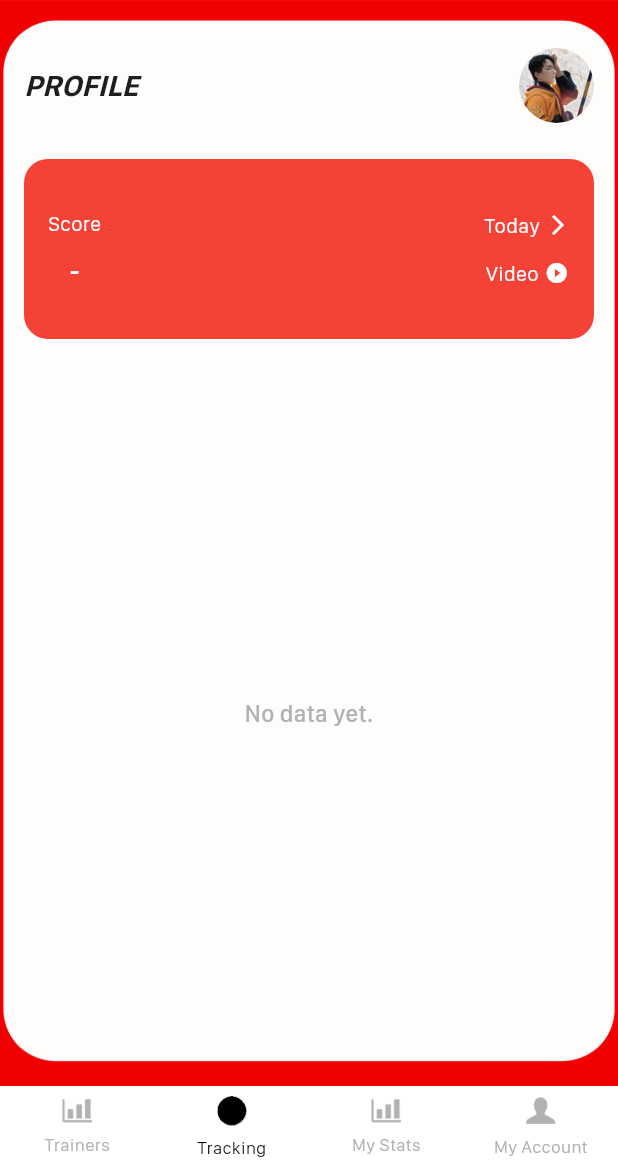
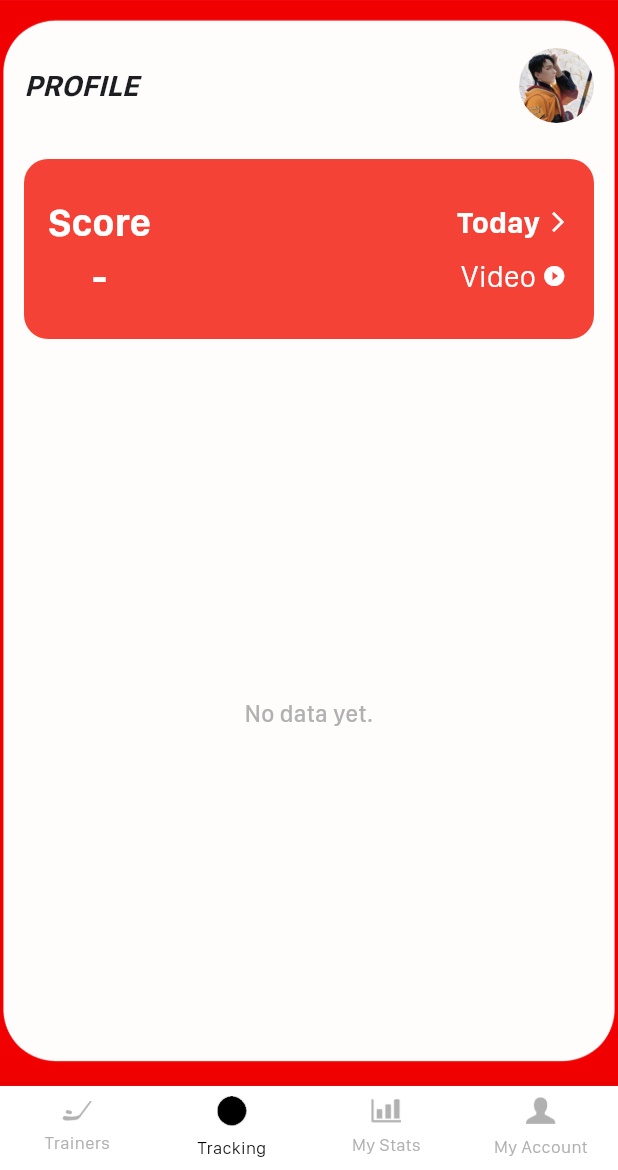
Before and after one commit to TengTeNJ/digitalshoots, a Flutter app: the screen it shows after launch, item 2 of the bottom bar chosen, on a phone screen of 412 x 824 dp, the part 66-1236 px from its top. Run offline on Flutter 3.47's test engine with Material 3 defaults, Android fonts, the phone set to English and light mode, and no system bars; our stand-ins replace camera, date_format, flutter_easyloading, get_it, image_cropper, image_picker and 6 more; missing offline and left inert: device_screen_recorder, flutter_reactive_ble; accounts and stored records are empty.

Commit message:
UI优化

```diff
--- a/lib/controllers/trainers/battle_controller.dart
+++ b/lib/controllers/trainers/battle_controller.dart
@@ -263,6 +263,7 @@ class _BattleControllerState extends State<BattleController> {
     _countdownTimer.stop();
     _countdownTimer.dispose();
     subscription.cancel();
+    BLESendUtil.blueLightBlink();
     //  WidgetsBinding.instance.removeObserver(this);
   }
 }
--- a/lib/home_page_controller.dart
+++ b/lib/home_page_controller.dart
@@ -34,7 +34,7 @@ class _HomePageControllerState extends State<HomePageController> {
     // 确认有没有需要删除的视频
     LocalDataUtil.getDeletedVideoPath();
     // 开市搜索蓝牙设备
-    // BluetoothManager().startScan();
+    BluetoothManager().startScan();
     subscription = EventBus().stream.listen((event) {
       if (event == kTabBarPageChange) {
         GameUtil gameUtil = GetIt.instance<GameUtil>();
--- a/lib/model/game_data.dart
+++ b/lib/model/game_data.dart
@@ -5,6 +5,7 @@ class GameData  extends ChangeNotifier{
   bool _powerOn = false; // 开机状态
   int _currentTarget = 0; // 当前响应标靶
   int _score = 0; // 得分
+  int _speed = 0; // 速度
   bool _gameStart = false; // 游戏状态
   int _powerValue = 100; // 电量值
   int _remainTime = 45; // 剩余时长
@@ -15,6 +16,7 @@ class GameData  extends ChangeNotifier{
   bool get powerOn => _powerOn;
   int get currentTarget => _currentTarget;
   int get score => _score;
+  int get speed => _speed;
   int get powerValue => _powerValue;
   bool get gameStart => _gameStart;
   int get remainTime => _remainTime;
@@ -33,6 +35,10 @@ class GameData  extends ChangeNotifier{
 
   set score(int score){
     _score = score;
+  }
+
+  set speed(int speed){
+    _speed = speed;
   }
 
   set powerValue(int powerValue){
--- a/lib/views/tracking/tracking_score_view.dart
+++ b/lib/views/tracking/tracking_score_view.dart
@@ -6,6 +6,10 @@ import 'package:robot/utils/local_data_util.dart';
 import 'package:robot/views/base/avatar_view.dart';
 import 'package:robot/views/tracking/line_area_view.dart';
 import 'dart:io';
+
+import '../../route/route.dart';
+import '../../utils/navigator_util.dart';
+import '../../utils/toast.dart';
 class TrackingScoreView extends StatefulWidget {
   const TrackingScoreView({super.key});
 
@@ -61,25 +65,21 @@ class _TrackingScoreViewState extends State<TrackingScoreView> {
                 mainAxisAlignment: MainAxisAlignment.spaceBetween,
                 children: [
                   Column(
+                    mainAxisAlignment: MainAxisAlignment.center,
                     children: [
+                      Constants.boldWhiteTextWidget('Score', 26),
                       SizedBox(
-                        height: 36,
+                        height: 10,
                       ),
-                      Constants.regularWhiteTextWidget('Score', 14),
-                      SizedBox(
-                        height: 16,
-                      ),
-                      Constants.boldWhiteTextWidget(_datas.length > 0 ? _datas.first.score : '-', 16),
+                      Constants.boldWhiteTextWidget(_datas.length > 0 ? _datas.first.score : '-', 26),
                     ],
                   ),
                   Column(
+                    mainAxisAlignment: MainAxisAlignment.center,
                     children: [
-                      SizedBox(
-                        height: 36,
-                      ),
                       Row(
                         children: [
-                          Constants.regularWhiteTextWidget('Today', 14),
+                          Constants.boldWhiteTextWidget('Today', 20),
                           SizedBox(
                             width: 4,
                           ),
@@ -93,9 +93,11 @@ class _TrackingScoreViewState extends State<TrackingScoreView> {
                       SizedBox(
                         height: 16,
                       ),
-                      Row(
+                      GestureDetector(
+                        behavior: HitTestBehavior.opaque,
+                        child: Row(
                           children: [
-                          Constants.regularWhiteTextWidget('Video', 14),
+                            Constants.regularWhiteTextWidget('Video', 20),
                             SizedBox(
                               width: 4,
                             ),
@@ -106,8 +108,15 @@ class _TrackingScoreViewState extends State<TrackingScoreView> {
                             )
                           ],
                         ),
-                      SizedBox(
-                        height: 36,
+                        onTap: (){
+                          if(_datas.length == 0){
+                            TTToast.showToast('No video');
+                          }else if(_datas.first.path.length == 0){
+                            TTToast.showToast('No video');
+                          }else{
+                            NavigatorUtil.push(Routes.videoplay,arguments: _datas.first.path);
+                          }
+                        },
                       ),
                     ],
                   ),
--- a/lib/widges/base/customAppBar.dart
+++ b/lib/widges/base/customAppBar.dart
@@ -30,7 +30,8 @@ class _CustomAppBarState extends State<CustomAppBar> {
   void initState() {
     // TODO: implement initState
     super.initState();
-    BluetoothManager().dataChange = (BLEDataType type) async {
+    BluetoothManager().deviceinfoChange = (BLEDataType type) async {
+      print('---------======');
       if(type == BLEDataType.dviceInfo){
         // 电池电量改变
         batteryLevel = GameDataUtil.powerValueToBatteryImageLevel(BluetoothManager().gameData.powerValue);
```
Also changed, not shown: lib/controllers/base/video_play_controller.dart (+8 -0 lines), lib/controllers/trainers/ble_list_controller.dart (+14 -6 lines), lib/controllers/trainers/junior_controller.dart (+18 -3 lines), lib/controllers/trainers/junior_record_controller.dart (+66 -30 lines), lib/controllers/trainers/novice_controller.dart (+19 -11 lines), lib/controllers/trainers/trainers_home_conroller.dart (+11 -2 lines), lib/utils/ble_data_service.dart (+13 -2 lines), lib/utils/ble_send_util.dart (+28 -21 lines), lib/utils/blue_tooth_manager.dart (+16 -7 lines), lib/views/tracking/tracking_speed_view.dart (+24 -19 lines), images/data.png. Lines whose indentation alone changed are shown as unchanged.
